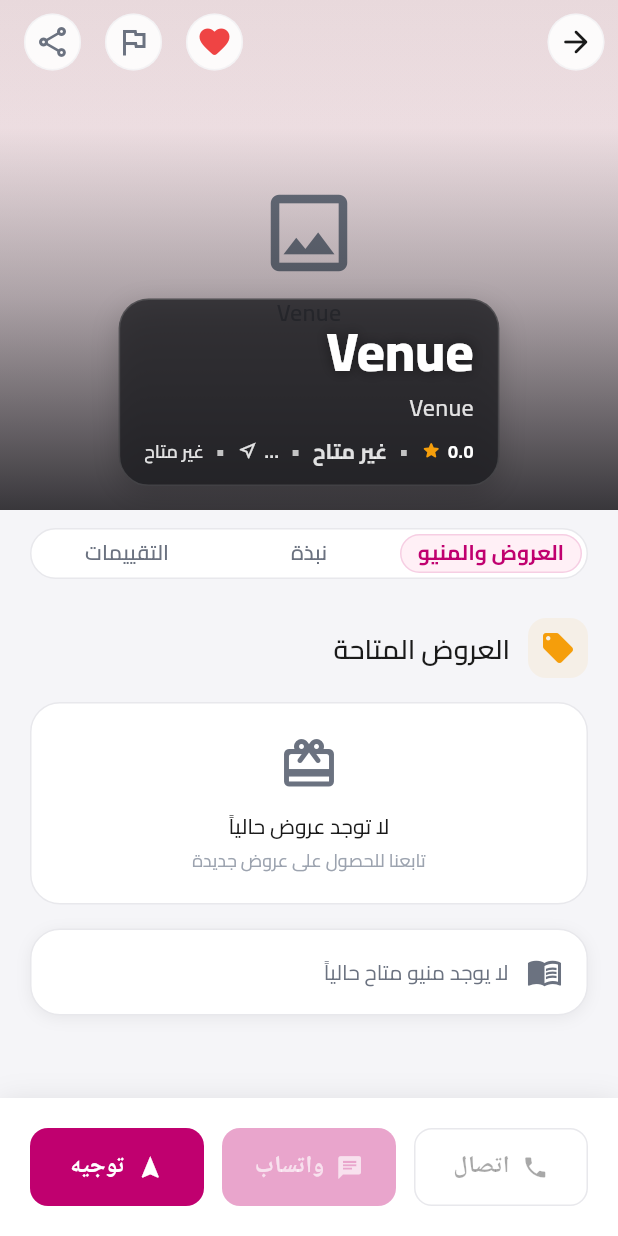
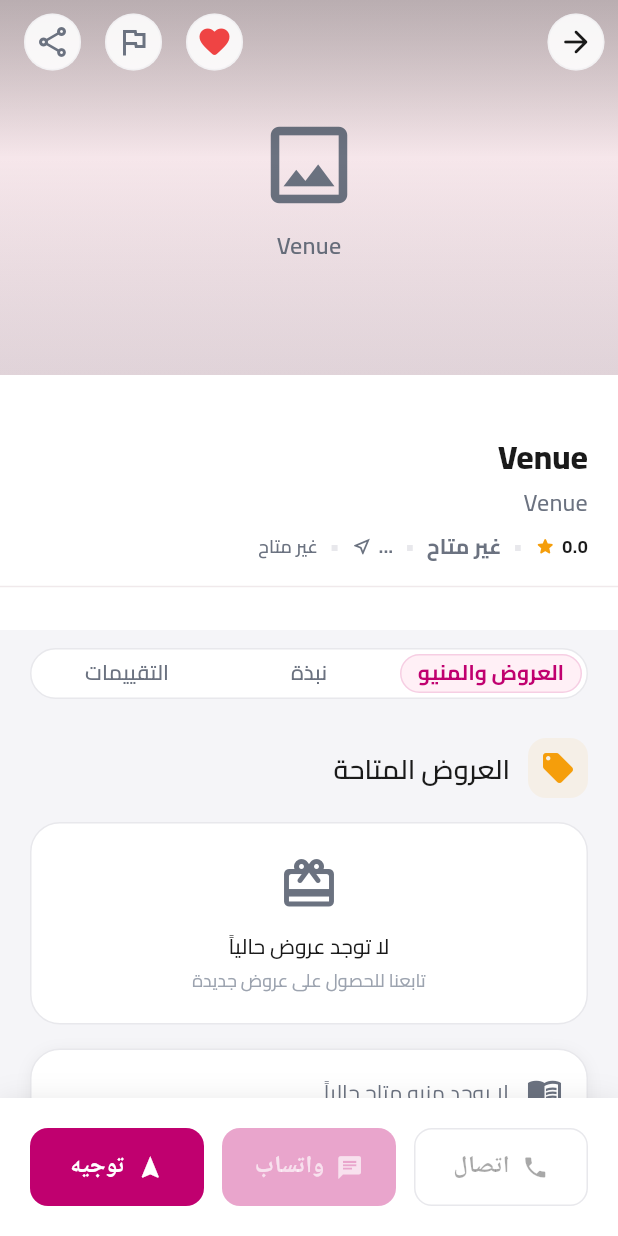
Before and after one commit to bssoof/wain-app, a Flutter app: the VenueDetailsScreen screen opened directly with empty values, after a tap on the "favorite outline" icon, on a phone screen of 412 x 824 dp. Run offline on Flutter 3.47's test engine with Material 3 defaults, Android fonts, the phone set to English and light mode, and no system bars; our stand-ins replace app_links, cached_network_image, cloud_firestore, cloud_functions, connectivity_plus, firebase_analytics and 19 more; missing offline and left inert: firebase_app_check, flutter_map_marker_cluster, mobile_scanner; accounts and stored records are empty; generated files the repository leaves out were written again; network calls fail.

Commit message:
fix: separate venue details from hero photos

```diff
--- a/lib/features/venue/presentation/widgets/venue_hero_header.dart
+++ b/lib/features/venue/presentation/widgets/venue_hero_header.dart
@@ -34,8 +34,8 @@ class VenueHeroHeader extends ConsumerStatefulWidget {
 }
 
 class _VenueHeroHeaderState extends ConsumerState<VenueHeroHeader> {
-  static const double _expandedHeroHeight = 340;
-  static const double _imageHeight = 340;
+  static const double _expandedHeroHeight = 420;
+  static const double _imageHeight = 250;
 
   final PageController _pageController = PageController();
   int _currentPage = 0;
@@ -202,66 +202,66 @@ class _VenueHeroHeaderState extends ConsumerState<VenueHeroHeader> {
     final width = MediaQuery.sizeOf(context).width;
 
     return ColoredBox(
-      color: theme.scaffoldBackgroundColor,
+      color: theme.colorScheme.surface,
+      child: Column(
+        children: [
+          SizedBox(
+            height: _imageHeight,
             child: Stack(
               fit: StackFit.expand,
               children: [
-          Positioned.fill(
-            child: venue.photos.isNotEmpty || placePhotos.isNotEmpty
+                venue.photos.isNotEmpty || placePhotos.isNotEmpty
                     ? _buildPhotoGallery(context, venue, placePhotos)
                     : _buildHeroFallback(context),
-          ),
-          Positioned.fill(
-            child: IgnorePointer(
+                IgnorePointer(
                   child: DecoratedBox(
                     decoration: BoxDecoration(
                       gradient: LinearGradient(
                         begin: Alignment.topCenter,
                         end: Alignment.bottomCenter,
                         colors: [
-                      AppTheme.darkSurface.withAlpha(8),
-                      AppTheme.darkSurface.withAlpha(88),
-                      AppTheme.darkSurface.withAlpha(225),
+                          AppTheme.darkSurface.withAlpha(65),
+                          Colors.transparent,
+                          AppTheme.darkSurface.withAlpha(35),
                         ],
-                    stops: const [0.25, 0.58, 1],
+                        stops: const [0, 0.42, 1],
                       ),
                     ),
                   ),
                 ),
+              ],
             ),
-          Align(
-            alignment: Alignment.bottomCenter,
+          ),
+          Expanded(
+            child: ColoredBox(
+              color: theme.colorScheme.surface,
+              child: Center(
                 child: ConstrainedBox(
-              constraints: BoxConstraints(maxWidth: width > 720 ? 640 : width),
-              child: Padding(
-                padding: const EdgeInsets.fromLTRB(
-                  AppSpacing.lg,
-                  0,
-                  AppSpacing.lg,
-                  AppSpacing.lg,
+                  constraints: BoxConstraints(
+                    maxWidth: width > 720 ? 640 : width,
                   ),
                   child: Container(
                     key: const ValueKey('venue-hero-info-panel'),
-                  padding: const EdgeInsets.symmetric(
-                    horizontal: AppSpacing.lg,
-                    vertical: AppSpacing.md,
+                    width: double.infinity,
+                    padding: const EdgeInsets.fromLTRB(
+                      AppSpacing.xl,
+                      AppSpacing.md,
+                      AppSpacing.xl,
+                      AppSpacing.lg,
                     ),
                     decoration: BoxDecoration(
-                    color: AppTheme.darkSurface.withAlpha(208),
-                    borderRadius: AppSpacing.radiusLg,
-                    border: Border.all(color: Colors.white.withAlpha(35)),
-                    boxShadow: [
-                      BoxShadow(
-                        color: Colors.black.withAlpha(45),
-                        blurRadius: 16,
-                        offset: const Offset(0, 6),
+                      color: theme.colorScheme.surface,
+                      border: Border(
+                        bottom: BorderSide(
+                          color: theme.colorScheme.outlineVariant.withAlpha(90),
                         ),
-                    ],
+                      ),
                     ),
                     child: _VenueHeroInfoOverlay(
                       venue: venue,
                       displayTags: widget.displayTags,
                       distanceText: distanceText,
+                    ),
                   ),
                 ),
               ),
@@ -438,10 +438,9 @@ class _VenueHeroInfoOverlay extends StatelessWidget {
           venue.nameAr,
           maxLines: 2,
           overflow: TextOverflow.ellipsis,
-          style: theme.textTheme.displaySmall?.copyWith(
-            color: Colors.white,
+          style: theme.textTheme.headlineMedium?.copyWith(
+            color: theme.colorScheme.onSurface,
             fontWeight: FontWeight.w800,
-            shadows: const [Shadow(blurRadius: 10, color: Colors.black45)],
           ),
         ),
         if (venue.nameEn.trim().isNotEmpty) ...[
@@ -451,7 +450,7 @@ class _VenueHeroInfoOverlay extends StatelessWidget {
             maxLines: 1,
             overflow: TextOverflow.ellipsis,
             style: theme.textTheme.titleMedium?.copyWith(
-              color: Colors.white.withAlpha(220),
+              color: theme.colorScheme.onSurfaceVariant,
               fontWeight: FontWeight.w500,
             ),
           ),
@@ -474,8 +473,8 @@ class _VenueHeroInfoOverlay extends StatelessWidget {
                 color: isOpenNow == true
                     ? AppTheme.successColor.withAlpha(235)
                     : isOpenNow == false
-                    ? const Color(0xFFFFC6C6)
-                    : Colors.white.withAlpha(220),
+                    ? AppTheme.errorColor
+                    : theme.colorScheme.onSurfaceVariant,
                 fontWeight: FontWeight.w700,
               ),
             ),
@@ -483,14 +482,14 @@ class _VenueHeroInfoOverlay extends StatelessWidget {
             _InlineMetaItem(
               text: distanceText,
               icon: Icons.near_me_outlined,
-              textColor: Colors.white.withAlpha(220),
-              iconColor: Colors.white.withAlpha(220),
+              textColor: theme.colorScheme.onSurfaceVariant,
+              iconColor: theme.colorScheme.onSurfaceVariant,
             ),
             _metaSeparator(theme),
             Text(
               priceRange,
               style: theme.textTheme.bodySmall?.copyWith(
-                color: Colors.white.withAlpha(220),
+                color: theme.colorScheme.onSurfaceVariant,
                 fontWeight: FontWeight.w600,
               ),
             ),
@@ -514,7 +513,7 @@ class _VenueHeroInfoOverlay extends StatelessWidget {
     return Text(
       '•',
       style: theme.textTheme.bodyMedium?.copyWith(
-        color: Colors.white.withAlpha(185),
+        color: theme.colorScheme.outline,
         fontWeight: FontWeight.w700,
       ),
     );
@@ -533,17 +532,21 @@ class _VenueHeroInfoOverlay extends StatelessWidget {
       ),
       decoration: BoxDecoration(
         color: isCategory
-            ? theme.colorScheme.surface.withAlpha(234)
-            : theme.colorScheme.surface.withAlpha(isOverflow ? 152 : 176),
+            ? AppTheme.primarySurfaceColor
+            : theme.colorScheme.surfaceContainerHighest,
         borderRadius: AppSpacing.radiusFull,
         border: Border.all(
-          color: theme.colorScheme.surface.withAlpha(isCategory ? 110 : 70),
+          color: isCategory
+              ? AppTheme.primaryColor.withAlpha(65)
+              : theme.colorScheme.outlineVariant,
         ),
       ),
       child: Text(
         label,
         style: theme.textTheme.labelMedium?.copyWith(
-          color: isCategory ? theme.colorScheme.onSurface : Colors.white,
+          color: isCategory
+              ? AppTheme.primaryColor
+              : theme.colorScheme.onSurfaceVariant,
           fontWeight: isCategory ? FontWeight.w700 : FontWeight.w600,
         ),
       ),
@@ -654,12 +657,12 @@ class _InlineMetaItem extends StatelessWidget {
         Text(
           text,
           style: theme.textTheme.bodySmall?.copyWith(
-            color: textColor ?? Colors.white,
+            color: textColor ?? theme.colorScheme.onSurface,
             fontWeight: FontWeight.w700,
           ),
         ),
         const SizedBox(width: AppSpacing.xs),
-        Icon(icon, size: 14, color: iconColor ?? Colors.white),
+        Icon(icon, size: 14, color: iconColor ?? theme.colorScheme.onSurface),
       ],
     );
   }
```
Lines whose indentation alone changed are shown as unchanged.
